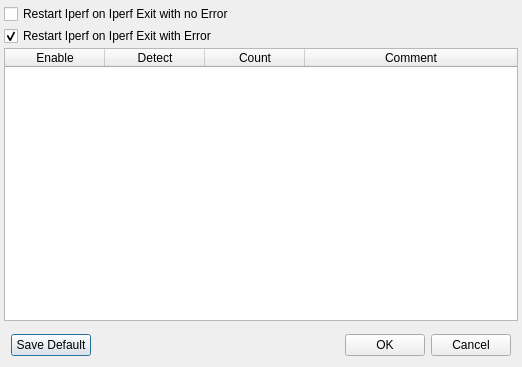
First picture: the form in qiperfc/src/dlgiperfrestartrule.ui, repository coolshou/qiperf, before the edit.
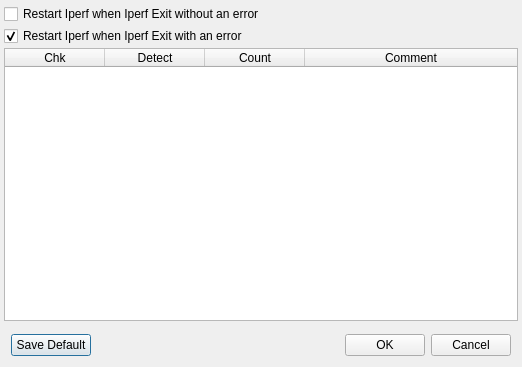
Second picture: the form after the edit. Icons and pictures are not drawn.

Commit message: update loadcfg & onSaveDefault

```diff
--- a/qiperfc/src/dlgiperfrestartrule.ui
+++ b/qiperfc/src/dlgiperfrestartrule.ui
@@ -57,14 +57,14 @@
       <item>
        <widget class="QCheckBox" name="cbIperfNormalStop">
         <property name="text">
-         <string>Restart Iperf on Iperf Exit with no Error</string>
+         <string>Restart Iperf when Iperf Exit without an error </string>
         </property>
        </widget>
       </item>
       <item>
        <widget class="QCheckBox" name="cbIperfErrorStop">
         <property name="text">
-         <string>Restart Iperf on Iperf Exit with Error</string>
+         <string>Restart Iperf when Iperf Exit with an error</string>
         </property>
         <property name="checked">
          <bool>true</bool>
@@ -81,7 +81,7 @@
         </attribute>
         <column>
          <property name="text">
-          <string>Enable</string>
+          <string>Chk</string>
          </property>
         </column>
         <column>
```
The commit also changes 2 other files.
